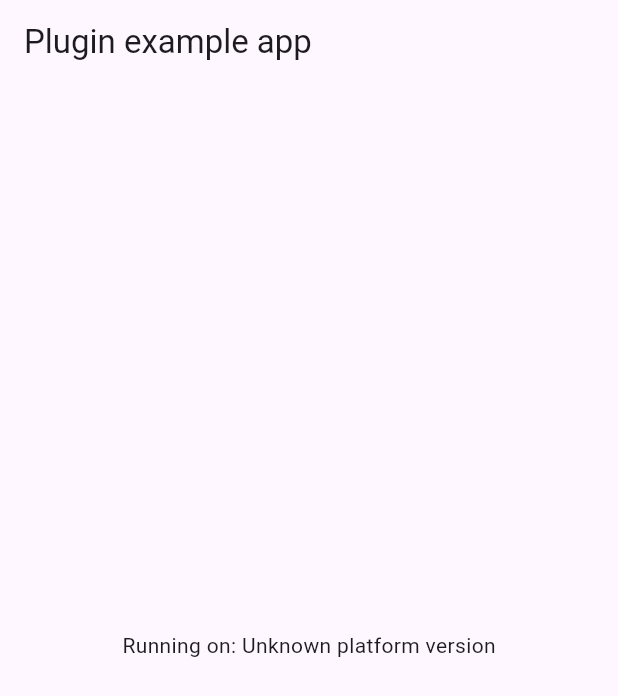
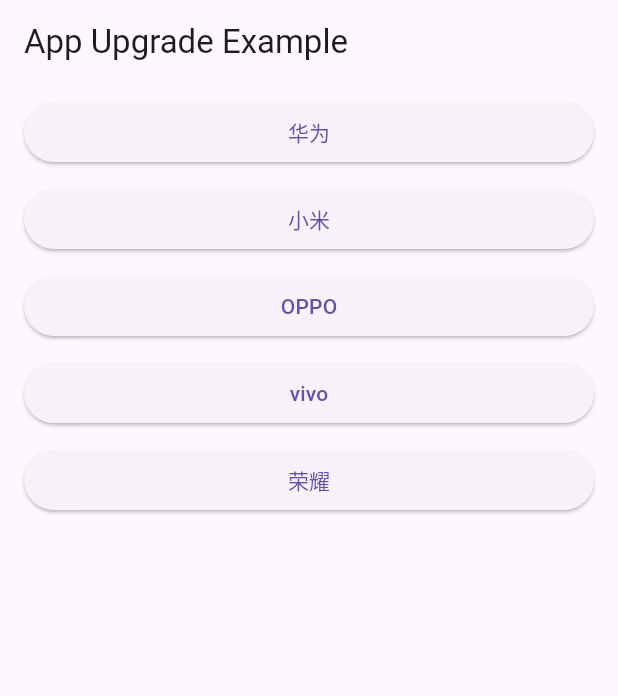
Before and after one commit to LiWenHui96/upgrade_util, a Flutter app: the screen it shows after launch, on a phone screen of 412 x 824 dp. Shown: the top 696 px of the screen. Run offline on Flutter 3.47's test engine with Material 3 defaults, Android fonts, the phone set to English and light mode, and no system bars; our stand-ins replace plugin_platform_interface.

```diff
--- a/example/lib/main.dart
+++ b/example/lib/main.dart
@@ -1,63 +1,169 @@
+import 'dart:io';
+
+import 'package:flutter/foundation.dart';
 import 'package:flutter/material.dart';
-import 'dart:async';
-
-import 'package:flutter/services.dart';
 import 'package:upgrade_util/upgrade_util.dart';
 
 void main() {
   runApp(const MyApp());
 }
 
-class MyApp extends StatefulWidget {
+/// Program entry.
+class MyApp extends StatelessWidget {
   const MyApp({super.key});
 
   @override
-  State<MyApp> createState() => _MyAppState();
+  Widget build(BuildContext context) {
+    return const MaterialApp(
+      home: HomePage(),
+      debugShowCheckedModeBanner: false,
+    );
+  }
 }
 
-class _MyAppState extends State<MyApp> {
-  String _platformVersion = 'Unknown';
-  final UpgradeUtil _upgradeUtilPlugin = UpgradeUtil();
+/// Home
+class HomePage extends StatefulWidget {
+  const HomePage({super.key});
 
   @override
-  void initState() {
-    super.initState();
-    initPlatformState();
-  }
+  State<HomePage> createState() => _HomePageState();
+}
 
-  // Platform messages are asynchronous, so we initialize in an async method.
-  Future<void> initPlatformState() async {
-    String platformVersion;
-    // Platform messages may fail, so we use a try/catch PlatformException.
-    // We also handle the message potentially returning null.
-    try {
-      platformVersion =
-          await _upgradeUtilPlugin.getPlatformVersion() ?? 'Unknown platform version';
-    } on PlatformException {
-      platformVersion = 'Failed to get platform version.';
-    }
+class _HomePageState extends State<HomePage> {
+  /// The app number of WeChat.
+  final String wechatAppleID = '414478124';
 
-    // If the widget was removed from the tree while the asynchronous platform
-    // message was in flight, we want to discard the reply rather than calling
-    // setState to update our non-existent appearance.
-    if (!mounted) return;
-
-    setState(() {
-      _platformVersion = platformVersion;
-    });
-  }
+  /// The package name of WeChat.
+  final String wechatPackageName = 'com.tencent.mm';
 
   @override
   Widget build(BuildContext context) {
-    return MaterialApp(
-      home: Scaffold(
-        appBar: AppBar(
-          title: const Text('Plugin example app'),
+    Widget child = Center(
+      child: Text('不支持【 $operatingSystem 】平台'),
+    );
+
+    if (defaultTargetPlatform == TargetPlatform.iOS ||
+        defaultTargetPlatform == TargetPlatform.android) {
+      List<Widget> children = <Widget>[];
+
+      if (defaultTargetPlatform == TargetPlatform.iOS) {
+        children = _buildIOSBody;
+      } else if (defaultTargetPlatform == TargetPlatform.android) {
+        children = _buildAndroidBody;
+      }
+
+      child = SingleChildScrollView(
+        padding: const EdgeInsets.symmetric(vertical: 8, horizontal: 16)
+            .add(EdgeInsets.only(bottom: MediaQuery.paddingOf(context).bottom)),
+        child: Column(
+          children: children.map((Widget child) {
+            return Container(
+              width: double.infinity,
+              margin: const EdgeInsets.only(bottom: 10),
+              child: child,
+            );
+          }).toList(),
         ),
-        body: Center(
-          child: Text('Running on: $_platformVersion\n'),
-        ),
-      ),
+      );
+    }
+
+    return Scaffold(
+      appBar: AppBar(title: const Text('App Upgrade Example')),
+      body: child,
     );
   }
+
+  /// iOS body.
+  List<Widget> get _buildIOSBody {
+    Future<void> onPressed(IOSUpgradeOption option) async {
+      await UpgradeUtil.openStore(iOSOption: option);
+    }
+
+    return <Widget>[
+      ElevatedButton(
+        onPressed: () async => onPressed(
+          IOSUpgradeOption(appId: wechatAppleID, mode: IOSOpenMode.product),
+        ),
+        child: const Text('Open Product Page.'),
+      ),
+      ElevatedButton(
+        onPressed: () async => onPressed(
+          IOSUpgradeOption(appId: wechatAppleID, mode: IOSOpenMode.reviews),
+        ),
+        child: const Text('Open Reviews Page'),
+      ),
+      ElevatedButton(
+        onPressed: () async => onPressed(
+          IOSUpgradeOption(appId: wechatAppleID, mode: IOSOpenMode.writeReview),
+        ),
+        child: const Text('Open Reviews Page, and Write review.'),
+      ),
+    ];
+  }
+
+  /// Android body.
+  List<Widget> get _buildAndroidBody {
+    return <Widget>[
+      ElevatedButton(
+        // onPressed: () async => UpgradeUtil.openStore(
+        //   packageName: wechatPackageName,
+        // ),
+        onPressed: () async => UpgradeUtil.openStore(
+          packageName: 'appmarket://details?id=$wechatPackageName',
+        ),
+        // child: const Text('Open Product Page.'),
+        child: const Text('华为'),
+      ),
+      ElevatedButton(
+        onPressed: () async => UpgradeUtil.openStore(
+          // packageName: 'mimarket://details?id=$wechatPackageName',
+          // packageName: 'https://link.vvstc.com/index.html?id=$wechatPackageName',
+          packageName: 'https://link.vvstc.com/index.html?id=cn.eol.kaoyan',
+          // packageName: 'https://app.mi.com/details?id=$wechatPackageName',
+        ),
+        child: const Text('小米'),
+      ),
+      ElevatedButton(
+        onPressed: () async => UpgradeUtil.openStore(
+          packageName:
+              'market://details?id=$wechatPackageName&caller=$wechatPackageName',
+        ),
+        child: const Text('OPPO'),
+      ),
+      ElevatedButton(
+        onPressed: () async => UpgradeUtil.openStore(
+          packageName:
+              'vivomarket://details?id=$wechatPackageName&th_name=self_update&th_update_delay=1',
+        ),
+        child: const Text('vivo'),
+      ),
+      ElevatedButton(
+        onPressed: () async => UpgradeUtil.openStore(
+          packageName: 'market://details?id=$wechatPackageName',
+        ),
+        child: const Text('荣耀'),
+      ),
+    ];
+  }
+
+  /// Operating system description
+  static String get operatingSystem {
+    if (Platform.isAndroid) {
+      return 'Android';
+    } else if (Platform.isIOS) {
+      return 'iOS';
+    } else if (Platform.isWindows) {
+      return 'Windows';
+    } else if (Platform.isMacOS) {
+      return 'macOS';
+    } else if (Platform.isLinux) {
+      return 'Linux';
+    } else if (Platform.isFuchsia) {
+      return 'Fuchsia OS';
+    } else if (kIsWeb) {
+      return 'Web';
+    }
+
+    return '';
+  }
 }
--- /dev/null
+++ b/lib/src/enums.dart
@@ -0,0 +1,40 @@
+/// @Describe: Enums.
+///
+/// @Author: LiWeNHuI
+/// @Date: 2025/2/17
+
+part of '../upgrade_util.dart';
+
+enum IOSOpenMode {
+  /// Product page.
+  product('$_iOSPrefixUrl/app/apple-store/id%s'),
+
+  /// Reviews page.
+  reviews('$_iOSPrefixUrl/WebObjects/MZStore.woa/wa/viewContentsUserReviews?id=%s&type=Purple+Software'),
+
+  /// Write a review.
+  writeReview('$_iOSPrefixUrl/app/apple-store/id%s?action=write-review');
+
+  const IOSOpenMode(this.link);
+
+  /// Link.
+  final String link;
+}
+
+enum AndroidOpenMode {
+  /// Product page.
+  product('market://details?id=%s'),
+
+  /// Reviews page.
+  reviews('market://search?q=pub:%s'),
+
+  /// Write a review.
+  writeReview('market://details?id=%s&showAllReviews=true');
+
+  const AndroidOpenMode(this.link);
+
+  /// Link.
+  final String link;
+}
+
+const String _iOSPrefixUrl = 'itms-apps://itunes.apple.com';
--- /dev/null
+++ b/lib/src/option.dart
@@ -0,0 +1,49 @@
+/// @Describe: Upgrade Option.
+///
+/// @Author: LiWeNHuI
+/// @Date: 2025/2/18
+
+part of '../upgrade_util.dart';
+
+abstract class UpgradeOption {
+  UpgradeOption({this.parameters});
+
+  final Map<String, dynamic>? parameters;
+
+  /// 跳转链接
+  String get url;
+}
+
+class AndroidUpgradeOption extends UpgradeOption {
+  AndroidUpgradeOption({
+    this.packageName,
+    super.parameters,
+  });
+
+  /// The package name.
+  final String? packageName;
+
+  @override
+  String get url => '';
+}
+
+class IOSUpgradeOption extends UpgradeOption {
+  IOSUpgradeOption({
+    required this.appId,
+    required this.mode,
+    super.parameters,
+  });
+
+  /// Apple ID.
+  final String appId;
+
+  /// Open Mode.
+  final IOSOpenMode mode;
+
+  @override
+  String get url {
+    String url = mode.link.replace(<dynamic>[appId]);
+    if (parameters != null) url = url.addParameters(parameters!);
+    return url;
+  }
+}
--- /dev/null
+++ b/lib/src/upgrade_util.dart
@@ -0,0 +1,23 @@
+/// @Describe: Upgrade tools
+///
+/// @Author: LiWeNHuI
+/// @Date: 2025/2/14
+
+part of '../upgrade_util.dart';
+
+class UpgradeUtil {
+  Future<String?> getPlatformVersion() {
+    return UpgradeUtilPlatform.instance.getPlatformVersion();
+  }
+
+  /// {@macro upgrade.util.openStore}
+  static Future<void> openStore({
+    String? packageName,
+    IOSUpgradeOption? iOSOption,
+  }) {
+    return UpgradeUtilPlatform.instance.openStore(
+      packageName: packageName,
+      iOSOption: iOSOption,
+    );
+  }
+}
--- a/lib/upgrade_util.dart
+++ b/lib/upgrade_util.dart
@@ -1,7 +1,11 @@
+library;
+
+import 'package:upgrade_util/src/string.dart';
+
 import 'upgrade_util_platform_interface.dart';
 
-class UpgradeUtil {
-  Future<String?> getPlatformVersion() {
-    return UpgradeUtilPlatform.instance.getPlatformVersion();
-  }
-}
+part 'src/enums.dart';
+
+part 'src/option.dart';
+
+part 'src/upgrade_util.dart';
--- a/pubspec.yaml
+++ b/pubspec.yaml
@@ -13,6 +13,7 @@ dependencies:
   flutter:
     sdk: flutter
   plugin_platform_interface: ^2.1.8
+  url_launcher: ^6.3.1
 
 dev_dependencies:
   flutter_lints: ^5.0.0
```
Also changed, not shown: lib/src/string.dart (added, +55 -0 lines), lib/upgrade_util_method_channel.dart (+39 -0 lines), lib/upgrade_util_platform_interface.dart (+11 -0 lines), 4 other files.
